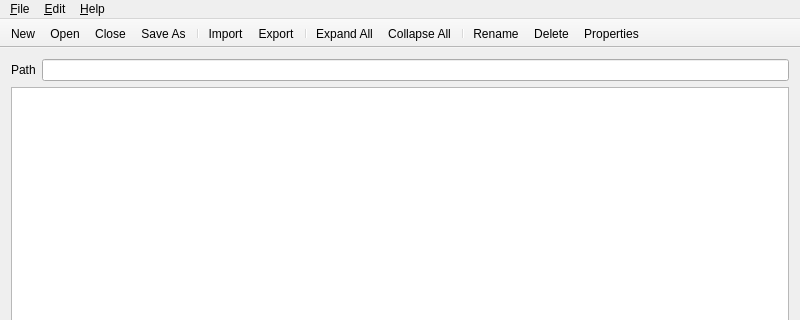
placey19/yaffey, file MainWindow.ui: the form before one commit; both pictures show x 0 to 800 and y 0 to 320 of the 800 by 600 pixel window.
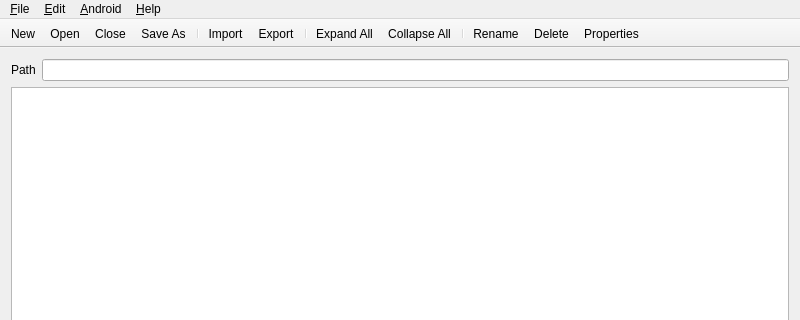
The form after the commit. Icons and pictures are not drawn. Custom widgets are drawn as their Qt base class.

Commit message:
Added Android menu for fastboot dialog (when its done) and dynamic rooting submenu that parsing its content from xml (not yet complete).
Included for Android root menu:
busybox-1.19.3
su-3.0.3
Superuser-3.0.7

Diff of the .ui file:
```diff
--- a/MainWindow.ui
+++ b/MainWindow.ui
@@ -103,8 +103,15 @@
     <addaction name="separator"/>
     <addaction name="actionEditProperties"/>
    </widget>
+   <widget class="QMenu" name="menuAndroid">
+    <property name="title">
+     <string>&amp;Android</string>
+    </property>
+    <addaction name="actionAndroidFastboot"/>
+   </widget>
    <addaction name="menuFile"/>
    <addaction name="menuEdit"/>
+   <addaction name="menuAndroid"/>
    <addaction name="menuHelp"/>
   </widget>
   <widget class="QToolBar" name="mainToolBar">
```
The commit also changes 13 other files.
